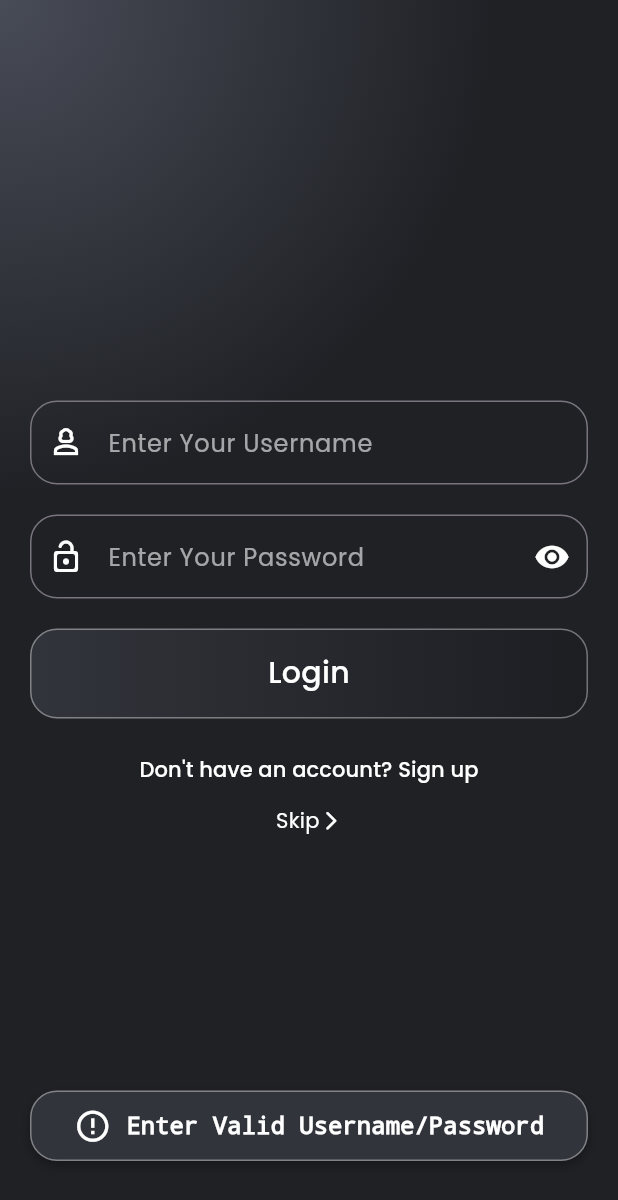
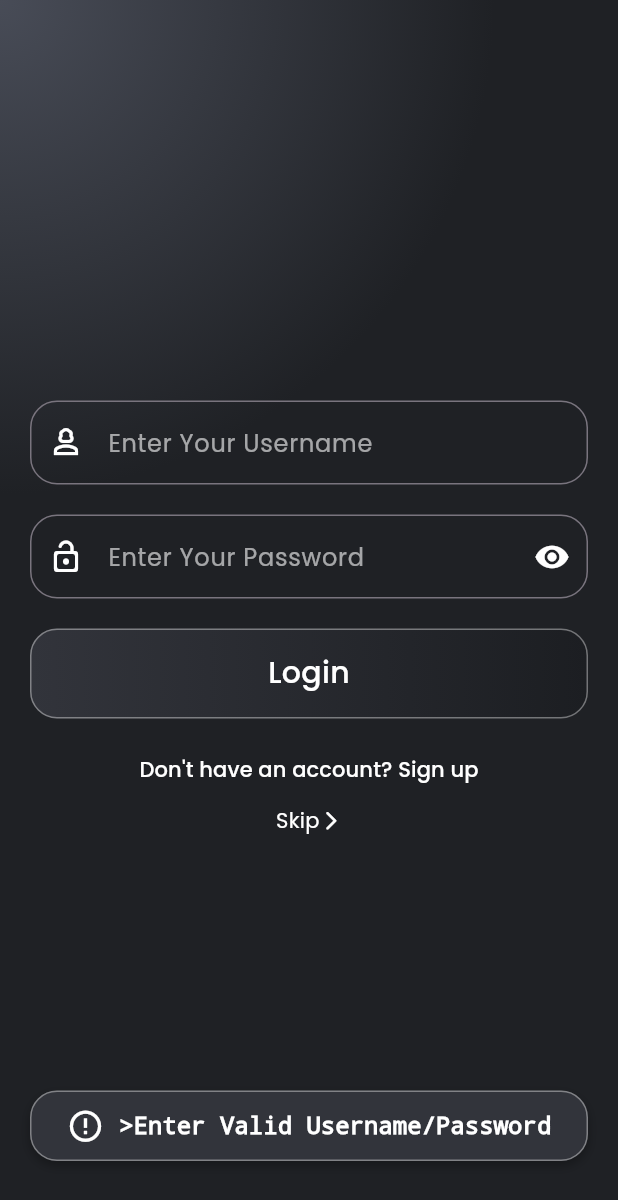
Before and after one commit to OmBharsakle/Ecommerce-App, a Flutter app: the screen it shows after launch, after a tap on "Login", on a phone screen of 412 x 824 dp. Shown: the top 1200 px of the screen. Run offline on Flutter 3.47's test engine with Material 3 defaults, Android fonts, the phone set to English and light mode, and no system bars; our stand-ins replace badges, fluttertoast, google_fonts.

Commit message:
21-04-2024

```diff
--- a/lib/home/components/product_list.dart
+++ b/lib/home/components/product_list.dart
@@ -28,7 +28,7 @@ List ProductData = [
     "description":
         "Lorem ipsum dolor sit amet, consectetur adipiscing elit. Facilisis tellus, est lacus arcu ut ac in fermentum. Sit eget proin nunc felis quam rutrum metus. Et lacus, maecenas vel et arcu ut adipiscing morbi eget. At arcu varius ullamcorper eu varius. Et lacus, maecenas vel et arcu ut adipiscing morbi eget.",
     "quantity": 1,
-    "link": "assets/image/08.png",
+    "link": "assets/image/09.png",
     "fav": false,
     "check": true,
   },
@@ -39,7 +39,7 @@ List ProductData = [
     "description":
         "Lorem ipsum dolor sit amet, consectetur adipiscing elit. Facilisis tellus, est lacus arcu ut ac in fermentum. Sit eget proin nunc felis quam rutrum metus. Et lacus, maecenas vel et arcu ut adipiscing morbi eget. At arcu varius ullamcorper eu varius. Et lacus, maecenas vel et arcu ut adipiscing morbi eget.",
     "quantity": 1,
-    "link": "assets/image/07.png",
+    "link": "assets/image/05.png",
     "fav": false,
     "check": true,
   },
@@ -50,7 +50,7 @@ List ProductData = [
     "description":
         "Lorem ipsum dolor sit amet, consectetur adipiscing elit. Facilisis tellus, est lacus arcu ut ac in fermentum. Sit eget proin nunc felis quam rutrum metus. Et lacus, maecenas vel et arcu ut adipiscing morbi eget. At arcu varius ullamcorper eu varius. Et lacus, maecenas vel et arcu ut adipiscing morbi eget.",
     "quantity": 1,
-    "link": "assets/image/05.png",
+    "link": "assets/image/07.png",
     "fav": false,
     "check": true,
   },
--- a/lib/home/screen/book_mark.dart
+++ b/lib/home/screen/book_mark.dart
@@ -4,7 +4,6 @@ import 'package:flutter/material.dart';
 import 'package:google_fonts/google_fonts.dart';
 import 'package:badges/badges.dart' as badges;
 import 'extra.dart';
-import 'home/screen/home_screen.dart';
 import '../components/product_list.dart';
 import 'home_screen.dart';
 
--- a/lib/home/screen/user/login.dart
+++ b/lib/home/screen/user/login.dart
@@ -121,29 +121,41 @@ class _LoginScreenState extends State<LoginScreen> {
                       {
                         check=true;
                       }
+                      else if(UserList[i]['user']!=User && UserList[i]['pass']!=pass)
+                        {
+                          showCustomToast(context, Icons.error_outline,
+                              '>Enter Valid Username/Password');
+                        }
                       else if(User == '' && pass == '')
                       {
                         showCustomToast(context, Icons.error_outline,
-                            'Enter Valid Username/Password');
+                            'Enter Valid Username/Password<');
                       }
                       else if(pass == '')
                       {
                         showCustomToast(context, Icons.error_outline,
                             'Enter Valid Password');
                       }
+                      else if(UserList[i]['pass']!=pass)
+                        {
+                          showCustomToast(context, Icons.error_outline,
+                              'Enter Valid Password');
+                        }
                       else if(User == '')
                       {
                         showCustomToast(context,Icons.warning_amber_rounded,'Enter Valid Username');
                       }
-                      else
+                      else if(UserList[i]['user']!=User)
                         {
-                          showCustomToast(context, Icons.error_outline,
-                              'Enter Valid Username/Password');
+                          showCustomToast(context,Icons.warning_amber_rounded,'Enter Valid Username');
+
                         }
+
                     }
 
                   if(check)
                     {
+                      showCustomToast(context,Icons.check_circle,'Login Successfully!');
                       Navigator.of(context).pushReplacement(
                         MaterialPageRoute(
                           builder: (BuildContext context) => Home_Screen(),
```
Also changed, not shown: lib/home/screen/favdeaital.dart (+36 -32 lines), lib/home/screen/product_details.dart (+31 -6 lines), assets/image/09.png (added), assets/image/10.png (added), 1 other file.
